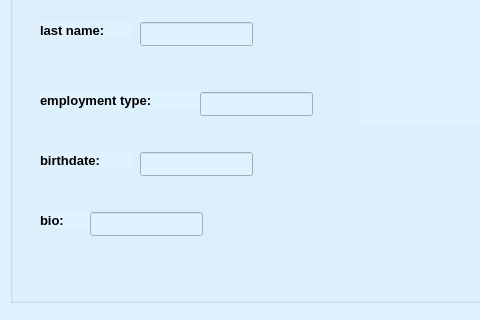
This is me.ui in white-vessel/eyd-project as Qt 5 draws it before an edit; both pictures show x 0 to 480 and y 198 to 518 of the 967 by 600 pixel window. The edited form follows.
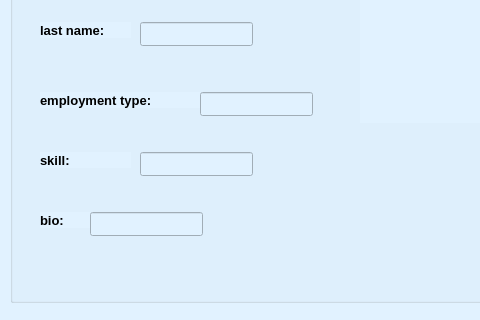
This is the edited form. Icons and pictures are not drawn.

Diff of the .ui file:
```diff
--- a/me.ui
+++ b/me.ui
@@ -238,7 +238,7 @@
       </font>
      </property>
      <property name="text">
-      <string>birthdate:</string>
+      <string>skill:</string>
      </property>
     </widget>
     <widget class="QLabel" name="label_4">
```
